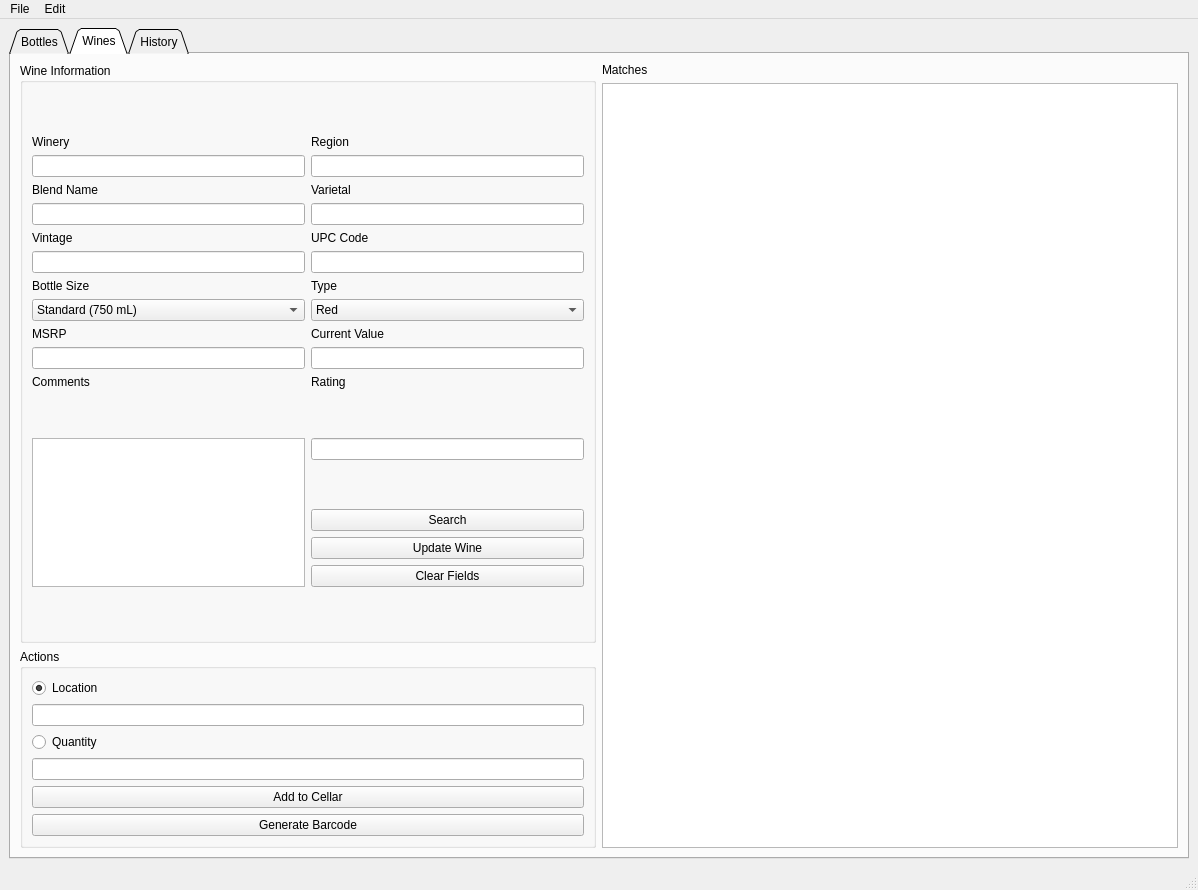
Qt form interface.ui (sailorbob134280/Vinny) before a commit.
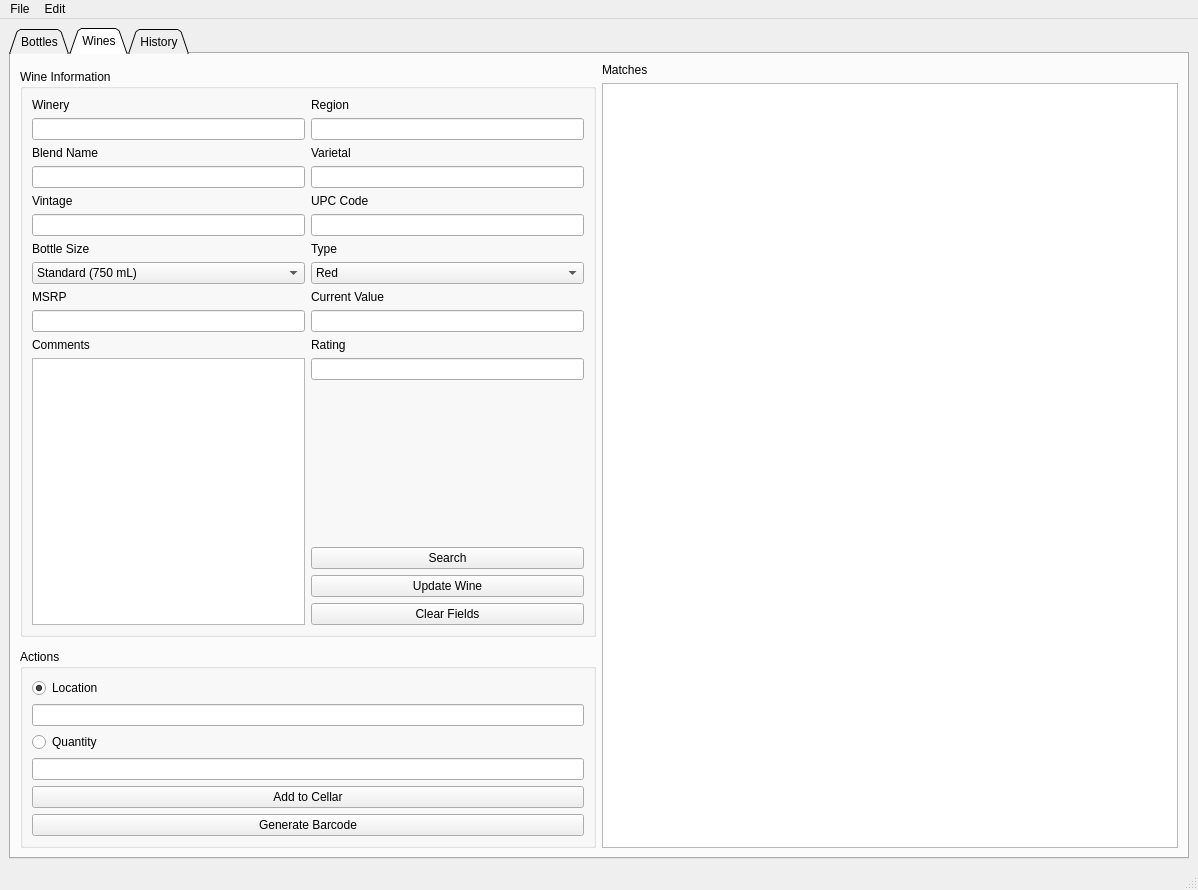
The same form after that commit. The open tabs and pages were chosen to show the change. Icons and pictures are not drawn.

Commit message: UI tweaks, upc in AB now autofills

The edit to the form file:
```diff
--- a/interface.ui
+++ b/interface.ui
@@ -28,7 +28,7 @@
        <enum>QTabWidget::Triangular</enum>
       </property>
       <property name="currentIndex">
-       <number>1</number>
+       <number>0</number>
       </property>
       <widget class="QWidget" name="inventory">
        <attribute name="title">
@@ -246,7 +246,7 @@
         <string>Wines</string>
        </attribute>
        <layout class="QGridLayout" name="gridLayout_3">
-        <item row="1" column="0">
+        <item row="3" column="0">
          <widget class="QGroupBox" name="groupBox_5">
           <property name="sizePolicy">
            <sizepolicy hsizetype="Preferred" vsizetype="Fixed">
@@ -302,7 +302,7 @@
           </layout>
          </widget>
         </item>
-        <item row="0" column="1" rowspan="2">
+        <item row="0" column="1" rowspan="4">
          <layout class="QVBoxLayout" name="verticalLayout_6">
           <item>
            <widget class="QLabel" name="label_11">
@@ -320,14 +320,78 @@
           </item>
          </layout>
         </item>
-        <item row="0" column="0">
+        <item row="1" column="0">
          <widget class="QGroupBox" name="groupBox_3">
+          <property name="sizePolicy">
+           <sizepolicy hsizetype="Preferred" vsizetype="Expanding">
+            <horstretch>0</horstretch>
+            <verstretch>0</verstretch>
+           </sizepolicy>
+          </property>
           <property name="title">
            <string>Wine Information</string>
           </property>
           <layout class="QGridLayout" name="gridLayout_2">
+           <item row="4" column="0" rowspan="2">
+            <widget class="QTextEdit" name="AddBottleComments">
+             <property name="sizePolicy">
+              <sizepolicy hsizetype="Preferred" vsizetype="Expanding">
+               <horstretch>0</horstretch>
+               <verstretch>0</verstretch>
+              </sizepolicy>
+             </property>
+             <property name="maximumSize">
+              <size>
+               <width>16777215</width>
+               <height>16777215</height>
+              </size>
+             </property>
+             <property name="placeholderText">
+              <string/>
+             </property>
+            </widget>
+           </item>
+           <item row="3" column="1">
+            <widget class="QLabel" name="label_15">
+             <property name="sizePolicy">
+              <sizepolicy hsizetype="Preferred" vsizetype="Fixed">
+               <horstretch>0</horstretch>
+               <verstretch>0</verstretch>
+              </sizepolicy>
+             </property>
+             <property name="text">
+              <string>Rating</string>
+             </property>
+            </widget>
+           </item>
+           <item row="3" column="0">
+            <widget class="QLabel" name="label_13">
+             <property name="sizePolicy">
+              <sizepolicy hsizetype="Preferred" vsizetype="Fixed">
+               <horstretch>0</horstretch>
+               <verstretch>0</verstretch>
+              </sizepolicy>
+             </property>
+             <property name="text">
+              <string>Comments</string>
+             </property>
+            </widget>
+           </item>
+           <item row="4" column="1">
+            <widget class="QLineEdit" name="AddBottleRating">
+             <property name="sizePolicy">
+              <sizepolicy hsizetype="Expanding" vsizetype="Fixed">
+               <horstretch>0</horstretch>
+               <verstretch>0</verstretch>
+              </sizepolicy>
+             </property>
+            </widget>
+           </item>
            <item row="2" column="1">
             <layout class="QVBoxLayout" name="verticalLayout_5">
+             <property name="sizeConstraint">
+              <enum>QLayout::SetFixedSize</enum>
+             </property>
              <item>
               <widget class="QLabel" name="label_7">
                <property name="sizePolicy">
@@ -447,23 +511,13 @@
              <item>
               <widget class="QLineEdit" name="AddBottleCurrentValue"/>
              </item>
-             <item>
-              <widget class="QLabel" name="label_15">
-               <property name="sizePolicy">
-                <sizepolicy hsizetype="Preferred" vsizetype="Fixed">
-                 <horstretch>0</horstretch>
-                 <verstretch>0</verstretch>
-                </sizepolicy>
-               </property>
-               <property name="text">
-                <string>Rating</string>
-               </property>
-              </widget>
-             </item>
             </layout>
            </item>
            <item row="2" column="0">
             <layout class="QVBoxLayout" name="verticalLayout_4">
+             <property name="sizeConstraint">
+              <enum>QLayout::SetFixedSize</enum>
+             </property>
              <item>
               <widget class="QLabel" name="label_3">
                <property name="sizePolicy">
@@ -597,25 +651,34 @@
              <item>
               <widget class="QLineEdit" name="AddBottleMSRP"/>
              </item>
-             <item>
-              <widget class="QLabel" name="label_13">
-               <property name="sizePolicy">
-                <sizepolicy hsizetype="Preferred" vsizetype="Fixed">
-                 <horstretch>0</horstretch>
-                 <verstretch>0</verstretch>
-                </sizepolicy>
-               </property>
-               <property name="text">
-                <string>Comments</string>
-               </property>
-              </widget>
-             </item>
             </layout>
            </item>
            <item row="5" column="1">
             <layout class="QVBoxLayout" name="verticalLayout_7">
+             <property name="sizeConstraint">
+              <enum>QLayout::SetNoConstraint</enum>
+             </property>
+             <item>
+              <spacer name="verticalSpacer">
+               <property name="orientation">
+                <enum>Qt::Vertical</enum>
+               </property>
+               <property name="sizeHint" stdset="0">
+                <size>
+                 <width>20</width>
+                 <height>40</height>
+                </size>
+               </property>
+              </spacer>
+             </item>
              <item>
               <widget class="QPushButton" name="AddBottleSearch">
+               <property name="sizePolicy">
+                <sizepolicy hsizetype="Minimum" vsizetype="Fixed">
+                 <horstretch>0</horstretch>
+                 <verstretch>0</verstretch>
+                </sizepolicy>
+               </property>
                <property name="text">
                 <string>Search</string>
                </property>
@@ -641,22 +704,6 @@
              </item>
             </layout>
            </item>
-           <item row="4" column="1">
-            <widget class="QLineEdit" name="AddBottleRating"/>
-           </item>
-           <item row="4" column="0" rowspan="2">
-            <widget class="QTextEdit" name="AddBottleComments">
-             <property name="sizePolicy">
-              <sizepolicy hsizetype="Preferred" vsizetype="Preferred">
-               <horstretch>0</horstretch>
-               <verstretch>0</verstretch>
-              </sizepolicy>
-             </property>
-             <property name="placeholderText">
-              <string/>
-             </property>
-            </widget>
-           </item>
           </layout>
          </widget>
         </item>
```
Left out of the diff: 2 changed lines with no effect on the pictures. The commit also changes 3 other files.
